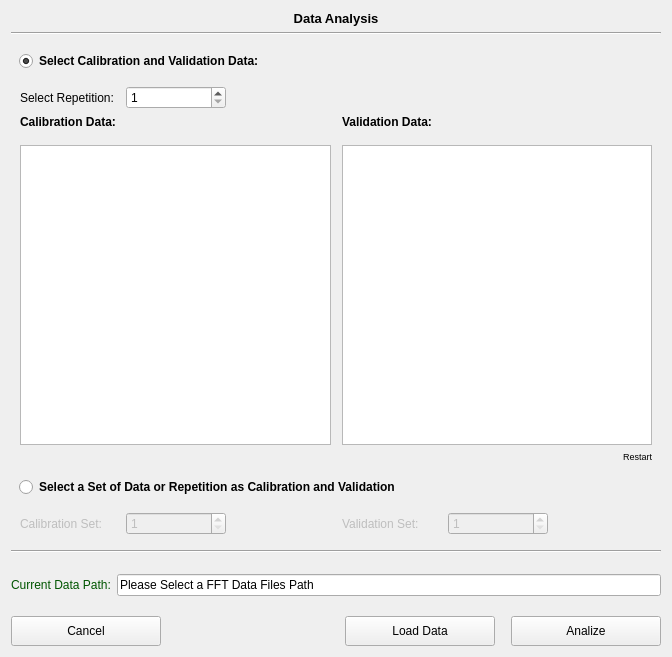
First picture: the form in pol_AnalizeData.ui, repository CesarCarvajal/Oxymetry-Backup-2018, before the edit.
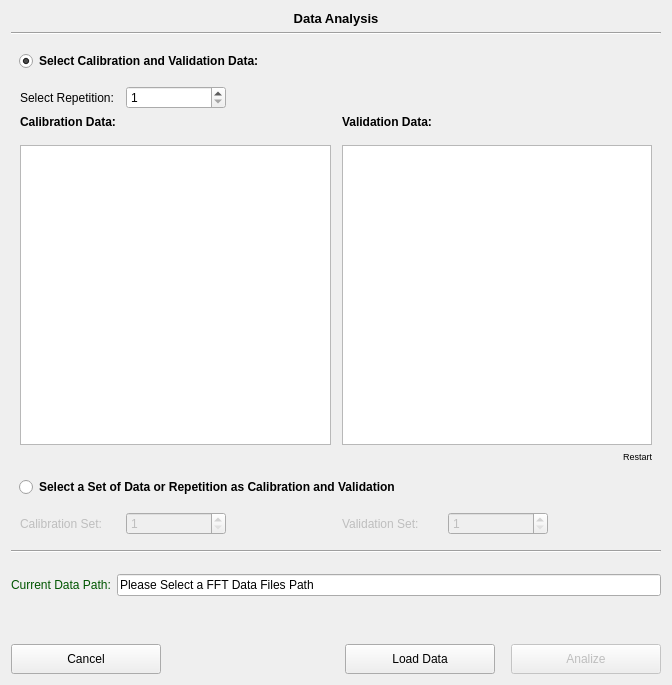
Second picture: the form after the edit. Custom widgets are drawn as their Qt base class.

Diff of the .ui file:
```diff
--- a/pol_AnalizeData.ui
+++ b/pol_AnalizeData.ui
@@ -7,7 +7,7 @@
     <x>0</x>
     <y>0</y>
     <width>672</width>
-    <height>657</height>
+    <height>685</height>
    </rect>
   </property>
   <property name="sizePolicy">
@@ -754,7 +754,7 @@
        <item>
         <widget class="QPushButton" name="pushButton_generate">
          <property name="enabled">
-          <bool>true</bool>
+          <bool>false</bool>
          </property>
          <property name="sizePolicy">
           <sizepolicy hsizetype="Preferred" vsizetype="Fixed">
```
Left out of the diff: 3 changed lines with no effect on the pictures.
